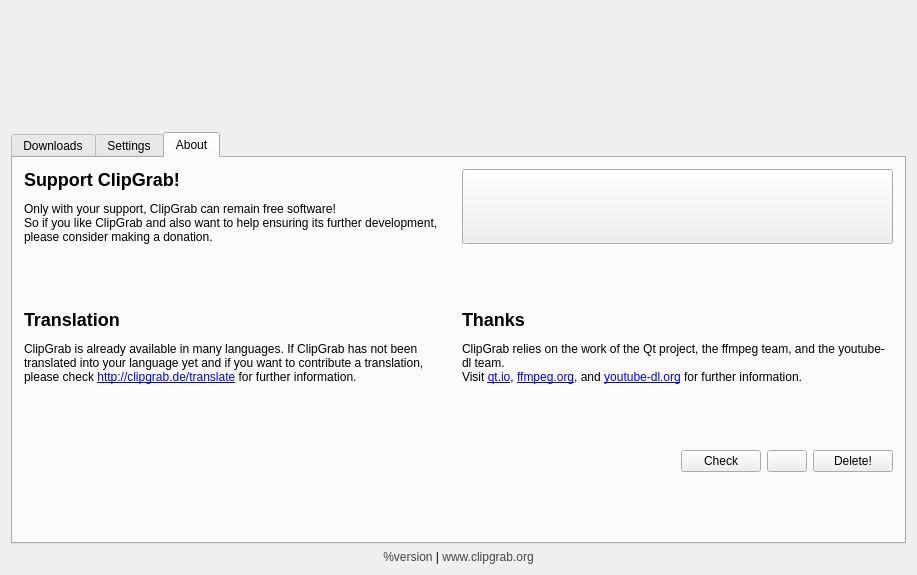
Above: src/ui/mainwindow.ui from hayguen/clipgrab before the change. Below: the same form after it.
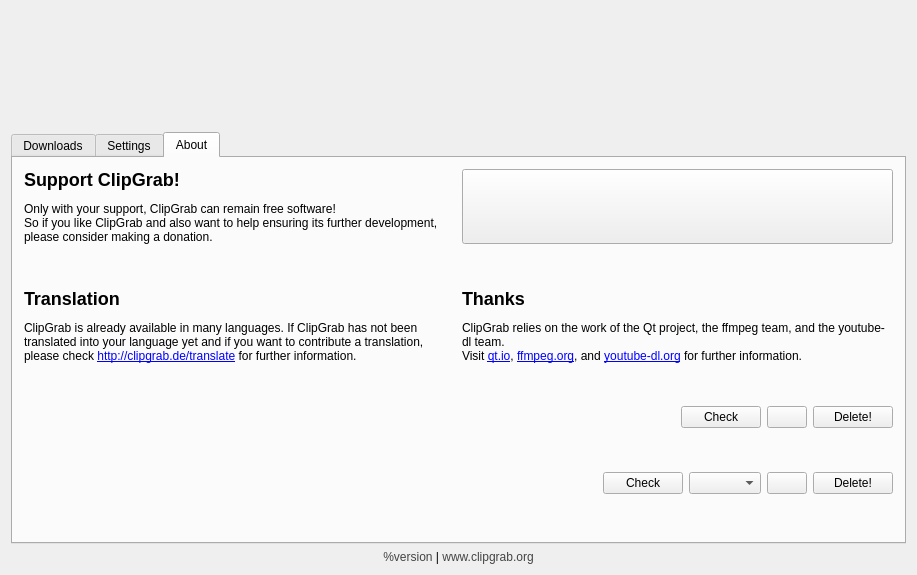
That is the form after the change. The open tabs and pages were chosen to show the change. Icons and pictures are not drawn.

Patch:
```diff
--- a/src/ui/mainwindow.ui
+++ b/src/ui/mainwindow.ui
@@ -1312,6 +1312,68 @@
           </property>
          </spacer>
         </item>
+        <item row="7" column="0" colspan="2">
+         <layout class="QGridLayout" name="gridLayout_ff_versionInfo">
+          <item row="0" column="0">
+           <widget class="QLabel" name="labelFFmpegVersionInfo">
+            <property name="sizePolicy">
+             <sizepolicy hsizetype="Expanding" vsizetype="Preferred">
+              <horstretch>0</horstretch>
+              <verstretch>0</verstretch>
+             </sizepolicy>
+            </property>
+            <property name="text">
+             <string/>
+            </property>
+            <property name="textFormat">
+             <enum>Qt::RichText</enum>
+            </property>
+            <property name="openExternalLinks">
+             <bool>true</bool>
+            </property>
+           </widget>
+          </item>
+          <item row="0" column="1">
+           <widget class="QPushButton" name="ff_version_check">
+            <property name="text">
+             <string>Check</string>
+            </property>
+           </widget>
+          </item>
+          <item row="0" column="2">
+           <widget class="QComboBox" name="ff_branch">
+           </widget>
+          </item>
+          <item row="0" column="3">
+           <widget class="QPushButton" name="ff_update">
+            <property name="text">
+             <string/>
+            </property>
+           </widget>
+          </item>
+          <item row="0" column="4">
+           <widget class="QPushButton" name="ff_delete">
+            <property name="text">
+             <string>Delete!</string>
+            </property>
+           </widget>
+          </item>
+         </layout>
+        </item>
+        <item row="8" column="0">
+         <spacer name="verticalSpacer_15">
+          <property name="orientation">
+           <enum>Qt::Vertical</enum>
+          </property>
+          <property name="sizeHint" stdset="0">
+           <size>
+            <width>20</width>
+            <height>5</height>
+           </size>
+          </property>
+         </spacer>
+        </item>
+
         <item row="1" column="0">
          <spacer name="verticalSpacer_12">
           <property name="orientation">
```
Left out of the diff: 2 changed lines with no effect on the pictures.
